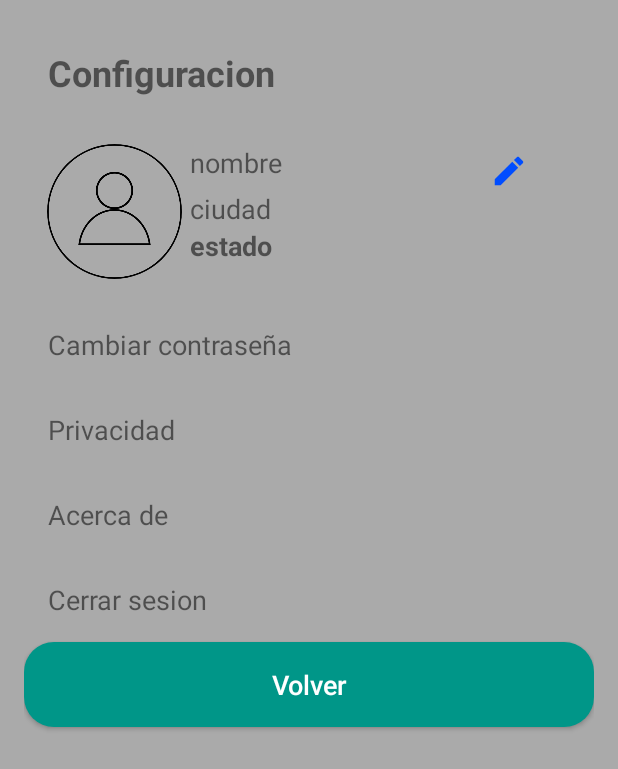
After one commit to 2plotechnologies/2plomessenger, an Android app: the ConfiguracionActivity screen opened directly, with no data from a screen before it, on a phone screen of 412 x 824 dp. The commit adds this screen. Shown: the top 769 px of the screen. Run offline under Robolectric (Android 15) with nearby library versions, the phone set to English and light mode, and no system bars; our stand-ins replace CircleImageView, Firebase (no records; nobody signed in at launch, a user with empty details on screens opened directly), Picasso; pictures from the network do not load.

Commit message:
Creando menu de configuracion

```diff
--- a/app/src/main/AndroidManifest.xml
+++ b/app/src/main/AndroidManifest.xml
@@ -17,6 +17,9 @@
         android:roundIcon="@mipmap/ic_app_launcher_round"
         android:supportsRtl="true"
         android:theme="@style/Theme.2PloMessenger">
+        <activity
+            android:name=".ConfiguracionActivity"
+            android:exported="false" />
         <activity
             android:name=".LlamadaActivity"
             android:exported="false" />
--- /dev/null
+++ b/app/src/main/java/com/twoploapps/a2plomessenger/ConfiguracionActivity.java
@@ -0,0 +1,143 @@
+package com.twoploapps.a2plomessenger;
+
+import androidx.annotation.NonNull;
+import androidx.appcompat.app.AlertDialog;
+import androidx.appcompat.app.AppCompatActivity;
+
+import android.content.DialogInterface;
+import android.content.Intent;
+import android.os.Bundle;
+import android.view.View;
+import android.widget.Button;
+import android.widget.ImageView;
+import android.widget.TextView;
+import android.widget.Toast;
+
+import com.google.android.gms.tasks.OnCompleteListener;
+import com.google.android.gms.tasks.Task;
+import com.google.firebase.auth.FirebaseAuth;
+import com.google.firebase.auth.FirebaseUser;
+import com.google.firebase.database.DataSnapshot;
+import com.google.firebase.database.DatabaseError;
+import com.google.firebase.database.DatabaseReference;
+import com.google.firebase.database.FirebaseDatabase;
+import com.google.firebase.database.ValueEventListener;
+import com.squareup.picasso.Picasso;
+
+import de.hdodenhof.circleimageview.CircleImageView;
+
+public class ConfiguracionActivity extends AppCompatActivity {
+    TextView txtnombre, txtciudad, txtestado;
+    CircleImageView userimg;
+
+    @Override
+    protected void onCreate(Bundle savedInstanceState) {
+        super.onCreate(savedInstanceState);
+        setContentView(R.layout.activity_configuracion);
+        txtnombre = findViewById(R.id.nombreconfig);
+        txtciudad = findViewById(R.id.ciudadconfig);
+        txtestado = findViewById(R.id.estadoconfig);
+        userimg = findViewById(R.id.imgconfig);
+        TextView txtcambiar = findViewById(R.id.opcion_cambiar_contrasena);
+        TextView txtprivacidad = findViewById(R.id.opcion_privacidad);
+        TextView txtacercade = findViewById(R.id.opcion_acerca_de);
+        TextView txtcerrarsesion = findViewById(R.id.opcion_cerrar_sesion);
+        ImageView btneditarperfil = findViewById(R.id.btneditarperfilconfig);
+        Button btnvolver = findViewById(R.id.volverainicioconfig);
+        getUserData();
+        btneditarperfil.setOnClickListener(new View.OnClickListener() {
+            @Override
+            public void onClick(View view) {
+                Intent intent = new Intent(ConfiguracionActivity.this, MiperfilActivity.class);
+                startActivity(intent);
+            }
+        });
+        txtcambiar.setOnClickListener(new View.OnClickListener() {
+            @Override
+            public void onClick(View view) {
+                FirebaseAuth auth = FirebaseAuth.getInstance();
+                FirebaseUser currentUser = auth.getCurrentUser();
+                if(currentUser!=null){
+                    String emailAddress = currentUser.getEmail();
+                    if(emailAddress!=null){
+                        auth.sendPasswordResetEmail(emailAddress)
+                                .addOnCompleteListener(new OnCompleteListener<Void>() {
+                                    @Override
+                                    public void onComplete(@NonNull Task<Void> task) {
+                                        if (task.isSuccessful()) {
+                                            AlertDialog.Builder builder = new AlertDialog.Builder(ConfiguracionActivity.this);
+                                            builder.setMessage(getString(R.string.correoenviado)+": "+emailAddress);
+                                            builder.setPositiveButton("OK", new DialogInterface.OnClickListener() {
+                                                public void onClick(DialogInterface dialog, int id) {
+                                                    // Cerrar el dialogo
+                                                    dialog.dismiss();
+                                                }
+                                            });
+                                            AlertDialog dialog = builder.create();
+                                            dialog.show();
+                                        } else {
+                                            String error = task.getException().getMessage();
+                                            Toast.makeText(ConfiguracionActivity.this, "Error: "+error, Toast.LENGTH_SHORT).show();
+                                        }
+                                    }
+                                });
+                    }
+                }
+            }
+        });
+        txtprivacidad.setOnClickListener(new View.OnClickListener() {
+            @Override
+            public void onClick(View view) {
+                Intent intent = new Intent(ConfiguracionActivity.this, PrivacidadActivity.class);
+                startActivity(intent);
+            }
+        });
+        btnvolver.setOnClickListener(new View.OnClickListener() {
+            @Override
+            public void onClick(View view) {
+                Intent intent = new Intent(ConfiguracionActivity.this, InicioActivity.class);
+                startActivity(intent);
+            }
+        });
+        txtacercade.setOnClickListener(new View.OnClickListener() {
+            @Override
+            public void onClick(View view) {
+                Intent intent = new Intent(ConfiguracionActivity.this, AcercaDeActivity.class);
+                startActivity(intent);
+            }
+        });
+        txtcerrarsesion.setOnClickListener(new View.OnClickListener() {
+            @Override
+            public void onClick(View view) {
+                FirebaseAuth firebaseAuth = FirebaseAuth.getInstance();
+                firebaseAuth.signOut();
+                Intent intent = new Intent(ConfiguracionActivity.this, LoginActivity2.class);
+                startActivity(intent);
+            }
+        });
+    }
+
+    private void getUserData() {
+        FirebaseAuth mAuth = FirebaseAuth.getInstance();
+        String CurrentUserId = mAuth.getCurrentUser().getUid();
+        DatabaseReference uRef = FirebaseDatabase.getInstance().getReference();
+        uRef.child(CurrentUserId).addValueEventListener(new ValueEventListener() {
+            @Override
+            public void onDataChange(@NonNull DataSnapshot snapshot) {
+                if(snapshot.exists()){
+                    if(snapshot.hasChild("imagen")){
+                        String urlimg = snapshot.child("imagen").getValue().toString();
+                        Picasso.get().load(urlimg).into(userimg);
+                    }
+                    String nombre = snapshot.child("nombre").getValue().toString();
+                    String ciudad = snapshot.child("ciudad").getValue().toString();
+                    String estado = snapshot.child("estado").getValue().toString();
+                    txtnombre.setText(nombre);
+                    txtciudad.setText(ciudad);
+                    txtestado.setText(estado);
+                }
+            }
+            @Override
+            public void onCancelled(@NonNull DatabaseError error) {}});
+    }
+}
--- /dev/null
+++ b/app/src/main/res/drawable/baseline_call_end_24.xml
@@ -0,0 +1,5 @@
+<vector android:height="24dp" android:tint="#FF0000"
+    android:viewportHeight="24" android:viewportWidth="24"
+    android:width="24dp" xmlns:android="http://schemas.android.com/apk/res/android">
+    <path android:fillColor="@android:color/white" android:pathData="M12,9c-1.6,0 -3.15,0.25 -4.6,0.72v3.1c0,0.39 -0.23,0.74 -0.56,0.9 -0.98,0.49 -1.87,1.12 -2.66,1.85 -0.18,0.18 -0.43,0.28 -0.7,0.28 -0.28,0 -0.53,-0.11 -0.71,-0.29L0.29,13.08c-0.18,-0.17 -0.29,-0.42 -0.29,-0.7 0,-0.28 0.11,-0.53 0.29,-0.71C3.34,8.78 7.46,7 12,7s8.66,1.78 11.71,4.67c0.18,0.18 0.29,0.43 0.29,0.71 0,0.28 -0.11,0.53 -0.29,0.71l-2.48,2.48c-0.18,0.18 -0.43,0.29 -0.71,0.29 -0.27,0 -0.52,-0.11 -0.7,-0.28 -0.79,-0.74 -1.69,-1.36 -2.67,-1.85 -0.33,-0.16 -0.56,-0.5 -0.56,-0.9v-3.1C15.15,9.25 13.6,9 12,9z"/>
+</vector>
--- /dev/null
+++ b/app/src/main/res/drawable/baseline_chat_24.xml
@@ -0,0 +1,5 @@
+<vector android:autoMirrored="true" android:height="24dp"
+    android:tint="#000000" android:viewportHeight="24"
+    android:viewportWidth="24" android:width="24dp" xmlns:android="http://schemas.android.com/apk/res/android">
+    <path android:fillColor="@android:color/white" android:pathData="M20,2L4,2c-1.1,0 -1.99,0.9 -1.99,2L2,22l4,-4h14c1.1,0 2,-0.9 2,-2L22,4c0,-1.1 -0.9,-2 -2,-2zM6,9h12v2L6,11L6,9zM14,14L6,14v-2h8v2zM18,8L6,8L6,6h12v2z"/>
+</vector>
--- /dev/null
+++ b/app/src/main/res/drawable/baseline_edit_24.xml
@@ -0,0 +1,5 @@
+<vector android:height="24dp" android:tint="#004DFF"
+    android:viewportHeight="24" android:viewportWidth="24"
+    android:width="24dp" xmlns:android="http://schemas.android.com/apk/res/android">
+    <path android:fillColor="@android:color/white" android:pathData="M3,17.25V21h3.75L17.81,9.94l-3.75,-3.75L3,17.25zM20.71,7.04c0.39,-0.39 0.39,-1.02 0,-1.41l-2.34,-2.34c-0.39,-0.39 -1.02,-0.39 -1.41,0l-1.83,1.83 3.75,3.75 1.83,-1.83z"/>
+</vector>
--- a/app/src/main/res/layout/activity_chat.xml
+++ b/app/src/main/res/layout/activity_chat.xml
@@ -8,7 +8,7 @@
     tools:context=".ChatActivity">
 
     <include android:id="@+id/chat_toolbar"
-        layout="@layout/toolbar_principal"></include>
+        layout="@layout/toolbar_principal"/>
 
     <androidx.recyclerview.widget.RecyclerView
         android:id="@+id/listamensajesresikler"
--- /dev/null
+++ b/app/src/main/res/layout/activity_configuracion.xml
@@ -0,0 +1,140 @@
+<?xml version="1.0" encoding="utf-8"?>
+<LinearLayout xmlns:android="http://schemas.android.com/apk/res/android"
+    android:layout_width="match_parent"
+    android:layout_height="match_parent"
+    android:orientation="vertical"
+    android:background="@color/chatbackground"
+    android:padding="16dp">
+    <!-- Título de la pantalla -->
+    <TextView
+        android:layout_width="match_parent"
+        android:layout_height="wrap_content"
+        android:text="@string/configuracion"
+        android:textSize="24sp"
+        android:textStyle="bold"
+        android:padding="16dp" />
+    <LinearLayout
+        android:layout_width="match_parent"
+        android:layout_height="wrap_content"
+        android:layout_margin="15dp"
+        android:orientation="horizontal">
+
+        <de.hdodenhof.circleimageview.CircleImageView
+            android:id="@+id/imgconfig"
+            android:layout_width="90dp"
+            android:layout_height="90dp"
+            android:src="@drawable/defaultprofilephoto"/>
+        <LinearLayout
+            android:layout_width="match_parent"
+            android:layout_height="wrap_content"
+            android:orientation="vertical">
+
+            <LinearLayout
+                android:layout_width="match_parent"
+                android:layout_height="wrap_content"
+                android:orientation="horizontal">
+                <TextView
+                    android:id="@+id/nombreconfig"
+                    android:layout_width="200dp"
+                    android:layout_height="wrap_content"
+                    android:text="nombre"
+                    android:textAlignment="textStart"
+                    android:textSize="18sp"
+                    android:layout_marginStart="5dp"/>
+                <ImageView
+                    android:id="@+id/btneditarperfilconfig"
+                    android:layout_width="25dp"
+                    android:layout_height="25dp"
+                    android:layout_marginTop="5dp"
+                    android:src="@drawable/baseline_edit_24"
+                    android:visibility="visible"/>
+            </LinearLayout>
+            <TextView
+                android:id="@+id/ciudadconfig"
+                android:layout_width="200dp"
+                android:layout_height="wrap_content"
+                android:text="ciudad"
+                android:textAlignment="textStart"
+                android:textSize="18sp"
+                android:layout_marginStart="5dp"/>
+            <TextView
+                android:id="@+id/estadoconfig"
+                android:layout_width="200dp"
+                android:layout_height="wrap_content"
+                android:text="estado"
+                android:textAlignment="textStart"
+                android:textSize="18dp"
+                android:textStyle="bold"
+                android:layout_marginStart="5dp"/>
+            <LinearLayout
+                android:layout_width="match_parent"
+                android:layout_height="wrap_content"
+                android:orientation="horizontal">
+                <Button
+                    android:id="@+id/solicitud_aceptar_boton"
+                    android:layout_width="wrap_content"
+                    android:layout_height="35dp"
+                    android:text="@string/aceptar"
+                    android:textAllCaps="false"
+                    android:layout_marginStart="10dp"
+                    android:visibility="gone"
+                    android:background="#4CAF50"/>
+                <Button
+                    android:id="@+id/solicitud_caneclar_boton"
+                    android:layout_width="wrap_content"
+                    android:layout_height="35dp"
+                    android:text="@string/rechazar"
+                    android:textAllCaps="false"
+                    android:layout_marginStart="15dp"
+                    android:visibility="gone"
+                    android:background="#DF190A"/>
+            </LinearLayout>
+        </LinearLayout>
+    </LinearLayout>
+    <!-- Opción Cambiar Contraseña -->
+    <TextView
+        android:id="@+id/opcion_cambiar_contrasena"
+        android:layout_width="match_parent"
+        android:layout_height="wrap_content"
+        android:text="@string/cambiar_contrasena"
+        android:textSize="18sp"
+        android:padding="16dp" />
+
+    <!-- Opción Privacidad -->
+    <TextView
+        android:id="@+id/opcion_privacidad"
+        android:layout_width="match_parent"
+        android:layout_height="wrap_content"
+        android:text="@string/privacidad"
+        android:textSize="18sp"
+        android:padding="16dp" />
+
+    <!-- Opción Acerca de -->
+    <TextView
+        android:id="@+id/opcion_acerca_de"
+        android:layout_width="match_parent"
+        android:layout_height="wrap_content"
+        android:text="@string/acerca_de"
+        android:textSize="18sp"
+        android:padding="16dp" />
+
+    <!-- Opción Cerrar Sesión -->
+    <TextView
+        android:id="@+id/opcion_cerrar_sesion"
+        android:layout_width="match_parent"
+        android:layout_height="wrap_content"
+        android:text="@string/cerrar_sesion"
+        android:textSize="18sp"
+        android:padding="16dp" />
+    <Button
+        android:id="@+id/volverainicioconfig"
+        android:layout_width="match_parent"
+        android:layout_height="wrap_content"
+        android:text="@string/volver"
+        android:textSize="18sp"
+        android:textAllCaps="false"
+        android:backgroundTint="@color/status_background"
+        android:background="@drawable/boton_redondeado"
+        android:textColor="@color/white"
+        android:padding="16dp"/>
+</LinearLayout>
--- a/app/src/main/res/values/strings.xml
+++ b/app/src/main/res/values/strings.xml
@@ -152,4 +152,9 @@ Descárgala aquí: https://play.google.com/store/apps/details?id=com.twoploapps.
     <string name="unirse">Unirse</string>
     <string name="codigohint">Código de la videollamada</string>
     <string name="codigonovalido">Este código es incorrecto, introduzca uno valido</string>
+    <string name="avandonastevideollamada">Saliste de la llamada</string>
+    <string name="volver_a_inicio">Volver a Inicio</string>
+    <string name="configuracion">Configuracion</string>
+    <string name="cambiar_contrasena">Cambiar contraseña</string>
+    <string name="correoenviado">Se envió un correo para cambiar la contraseña</string>
 </resources>
```
Also changed, not shown: app/src/main/java/com/twoploapps/a2plomessenger/ChatFragment.java (+9 -0 lines), app/src/main/java/com/twoploapps/a2plomessenger/InicioActivity.java (+16 -3 lines), app/src/main/java/com/twoploapps/a2plomessenger/LlamadaActivity.java (+17 -0 lines), app/src/main/res/layout/activity_llamada.xml (+22 -7 lines), app/src/main/res/layout/fragment_chat.xml (+10 -0 lines), 5 other files.
